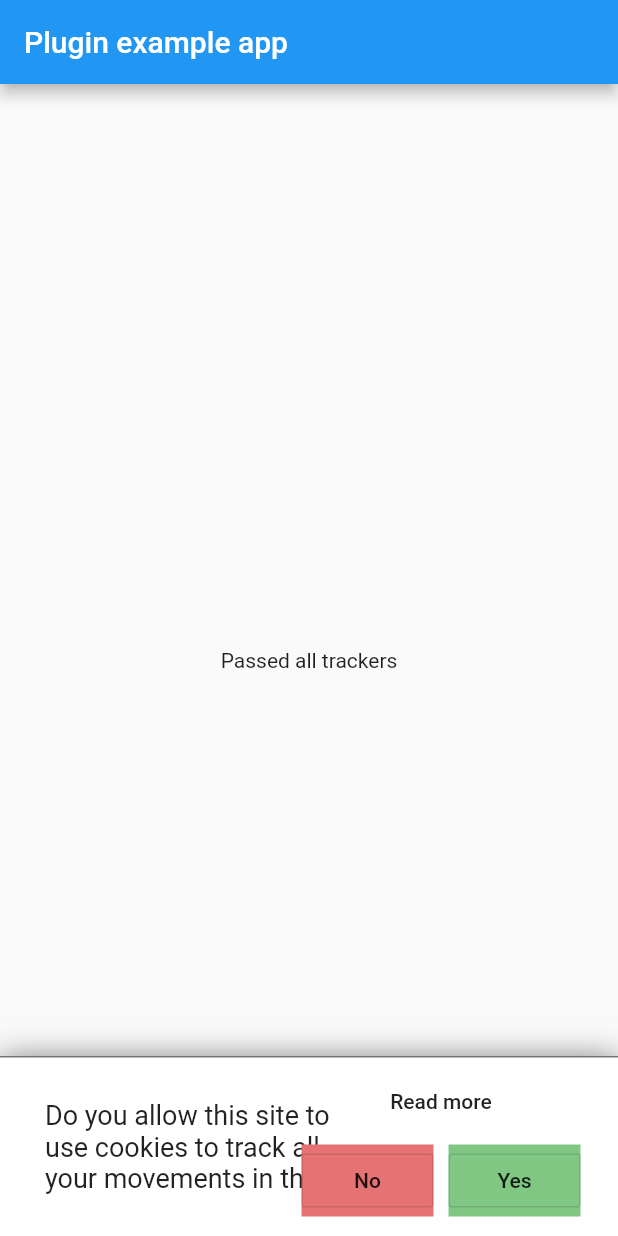
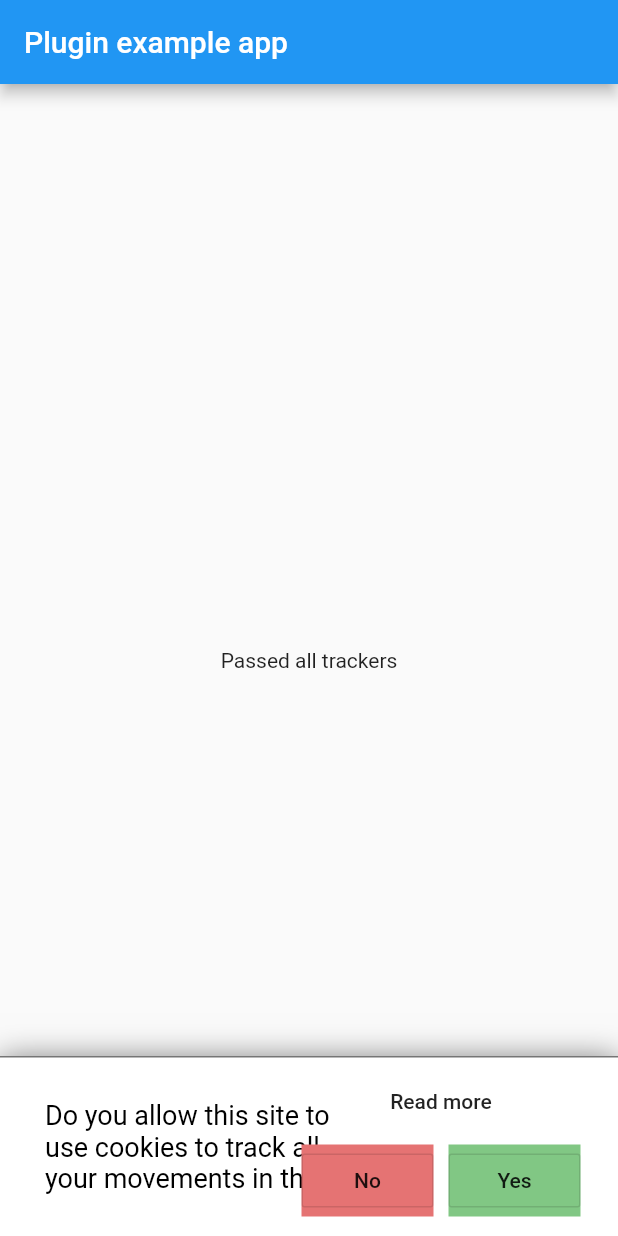
Before and after one commit to AyoPrez/Flutter_Matomo_Analytics, a Flutter app: the screen it shows after launch, on a phone screen of 412 x 824 dp. Run offline on Flutter 3.47's test engine with Material 2 defaults, Android fonts, the light colour scheme and no system bars.

```diff
--- a/lib/widget_tracking_banner.dart
+++ b/lib/widget_tracking_banner.dart
@@ -70,7 +70,7 @@ class _WidgetTrackingBannerState extends State<WidgetTrackingBanner> {
                     width: MediaQuery.of(context).size.width / 2,
                     child: Text(
                       _checkStringNullability(widget.bannerText) ? "" : widget.bannerText,
-                      style: TextStyle(fontSize: 18),
+                      style: TextStyle(fontSize: 18, color: Colors.black),
                       maxLines: 3,
                     ),
                   ),
```
